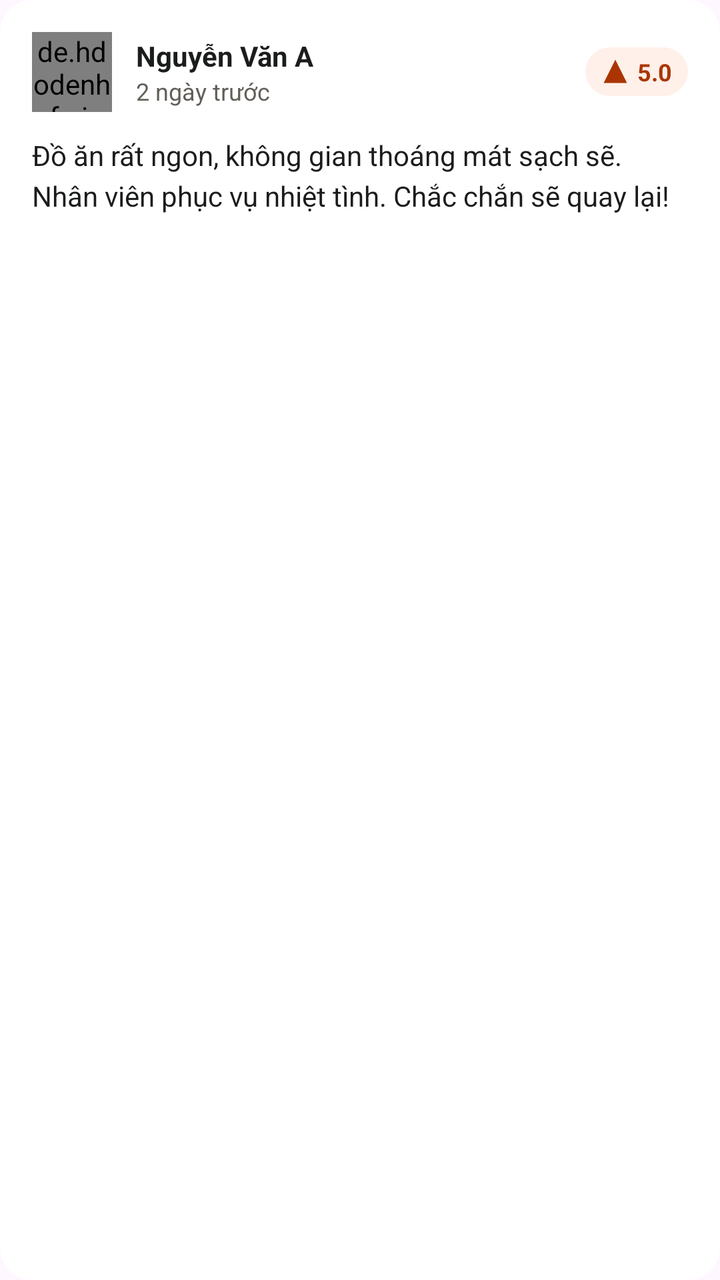
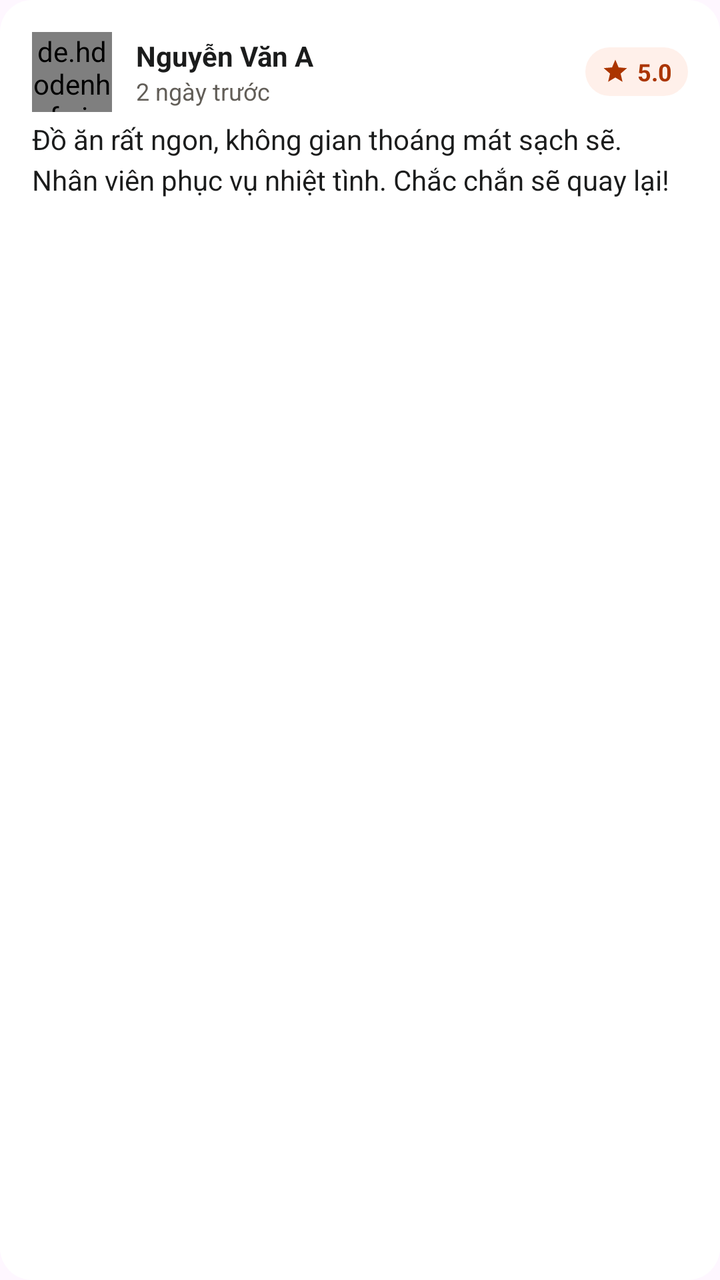

Compare the two renders of this Android layout. The source of the first and the diff that turns it into the second are given below.
<!-- AndroidManifest.xml: application theme Theme.AnGi_DiDau -->
<!-- res/layout/item_review.xml -->
<?xml version="1.0" encoding="utf-8"?>
<LinearLayout xmlns:android="http://schemas.android.com/apk/res/android"
    xmlns:app="http://schemas.android.com/apk/res-auto"
    android:layout_width="match_parent"
    android:layout_height="wrap_content"
    android:orientation="vertical"
    android:padding="16dp"
    android:layout_marginBottom="12dp"
    android:background="@drawable/shape_pill"
    android:backgroundTint="@color/surface_container_lowest">

    <LinearLayout
        android:layout_width="match_parent"
        android:layout_height="wrap_content"
        android:orientation="horizontal"
        android:gravity="center_vertical">
        
        
        <de.hdodenhof.circleimageview.CircleImageView
            android:id="@+id/imgReviewAvatar"
            android:layout_width="40dp"
            android:layout_height="40dp"
            android:src="@drawable/ic_person"
            app:civ_border_color="@color/surface_container"
            app:civ_border_width="1dp"/>

        <LinearLayout
            android:layout_width="0dp"
            android:layout_height="wrap_content"
            android:layout_weight="1"
            android:orientation="vertical"
            android:layout_marginStart="12dp">
            
            <TextView
                android:id="@+id/tvReviewerName"
                android:layout_width="wrap_content"
                android:layout_height="wrap_content"
                android:text="Nguyễn Văn A"
                android:textColor="@color/on_surface"
                android:textSize="14sp"
                android:textStyle="bold"/>

            <TextView
                android:id="@+id/tvReviewDate"
                android:layout_width="wrap_content"
                android:layout_height="wrap_content"
                android:text="2 ngày trước"
                android:textColor="@color/secondary"
                android:textSize="12sp"/>
        </LinearLayout>

        
        <LinearLayout
            android:layout_width="wrap_content"
            android:layout_height="wrap_content"
            android:orientation="horizontal"
            android:background="@drawable/shape_pill"
            android:backgroundTint="#1Aff6b35"
            android:paddingHorizontal="8dp"
            android:paddingVertical="4dp"
            android:gravity="center_vertical">
            <ImageView
                android:layout_width="14dp"
                android:layout_height="14dp"
                android:src="@drawable/ic_star"
                app:tint="@color/primary"/>
            <TextView
                android:id="@+id/tvReviewRating"
                android:layout_width="wrap_content"
                android:layout_height="wrap_content"
                android:layout_marginStart="4dp"
                android:text="5.0"
                android:textColor="@color/primary"
                android:textStyle="bold"
                android:textSize="12sp"/>
        </LinearLayout>
    </LinearLayout>

    
    <TextView
        android:id="@+id/tvReviewContent"
        android:layout_width="match_parent"
        android:layout_height="wrap_content"
        android:layout_marginTop="12dp"
        android:text="Đồ ăn rất ngon, không gian thoáng mát sạch sẽ. Nhân viên phục vụ nhiệt tình. Chắc chắn sẽ quay lại!"
        android:textColor="@color/on_surface"
        android:textSize="14sp"
        android:lineSpacingExtra="4dp"/>

</LinearLayout>
<!-- resources referenced by this layout -->
<resources>
  <color name="on_surface">#1B1C1C</color>
  <color name="primary">#AB3500</color>
  <color name="secondary">#625E58</color>
  <color name="surface_container">#EFEDED</color>
  <color name="surface_container_lowest">#FFFFFF</color>
  <!-- drawable ic_person (drawable) -->
  <vector xmlns:android="http://schemas.android.com/apk/res/android"
      android:width="24dp"
      android:height="24dp"
      android:viewportWidth="24"
      android:viewportHeight="24">
    <path
        android:fillColor="#FF000000"
        android:pathData="M12,12c2.21,0 4,-1.79 4,-4s-1.79,-4 -4,-4s-4,1.79 -4,4s1.79,4 4,4zM12,14c-2.67,0 -8,1.34 -8,4v2h16v-2c0,-2.66 -5.33,-4 -8,-4z"/>
  </vector>
  <!-- drawable ic_star (drawable) -->
  <vector xmlns:android="http://schemas.android.com/apk/res/android"
      android:width="24dp"
      android:height="24dp"
      android:viewportWidth="24"
      android:viewportHeight="24">
      <path
          android:fillColor="#FF000000"
          android:pathData="M12,2L2,22h20L12,2z" />
  </vector>
  <!-- drawable shape_pill (drawable) -->
  <?xml version="1.0" encoding="utf-8"?>
  <shape xmlns:android="http://schemas.android.com/apk/res/android"
      android:shape="rectangle">
      <corners android:radius="16dp"/>
      <solid android:color="@color/primary_container"/>
  </shape>
  <style name="Theme.AnGi_DiDau" parent="Base.Theme.AnGi_DiDau" />
  <color name="primary_container">#FF6B35</color>
  <style name="Base.Theme.AnGi_DiDau" parent="Theme.Material3.DayNight.NoActionBar">
          
          
      </style>
</resources>

<!-- the commit's change to res/layout/item_review.xml (unified diff, before → after) -->
@@ -76,12 +76,23 @@
         </LinearLayout>
     </LinearLayout>
 
+    <TextView
+        android:id="@+id/tvEntityName"
+        android:layout_width="match_parent"
+        android:layout_height="wrap_content"
+        android:layout_marginTop="12dp"
+        android:text="Tên địa điểm / món ăn"
+        android:textColor="@color/primary"
+        android:textSize="13sp"
+        android:textStyle="bold"
+        android:visibility="gone"/>
+
     
     <TextView
         android:id="@+id/tvReviewContent"
         android:layout_width="match_parent"
         android:layout_height="wrap_content"
-        android:layout_marginTop="12dp"
+        android:layout_marginTop="4dp"
         android:text="Đồ ăn rất ngon, không gian thoáng mát sạch sẽ. Nhân viên phục vụ nhiệt tình. Chắc chắn sẽ quay lại!"
         android:textColor="@color/on_surface"
         android:textSize="14sp"
<!-- resource entries referenced after the edit -->
@@ -23,7 +23,7 @@
       android:viewportHeight="24">
       <path
           android:fillColor="#FF000000"
-          android:pathData="M12,2L2,22h20L12,2z" />
+          android:pathData="M12 17.27L18.18 21l-1.64-7.03L22 9.24l-7.19-.61L12 2 9.19 8.63 2 9.24l5.46 4.73L5.82 21z" />
   </vector>
   <!-- drawable shape_pill (drawable) -->
   <?xml version="1.0" encoding="utf-8"?>
